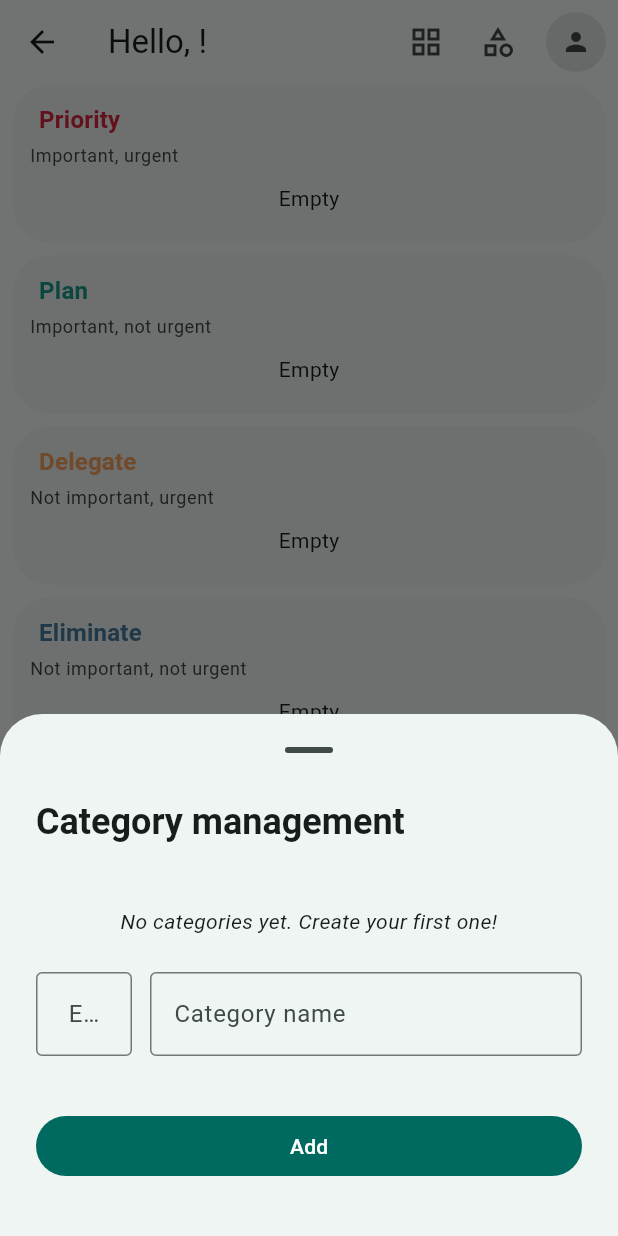
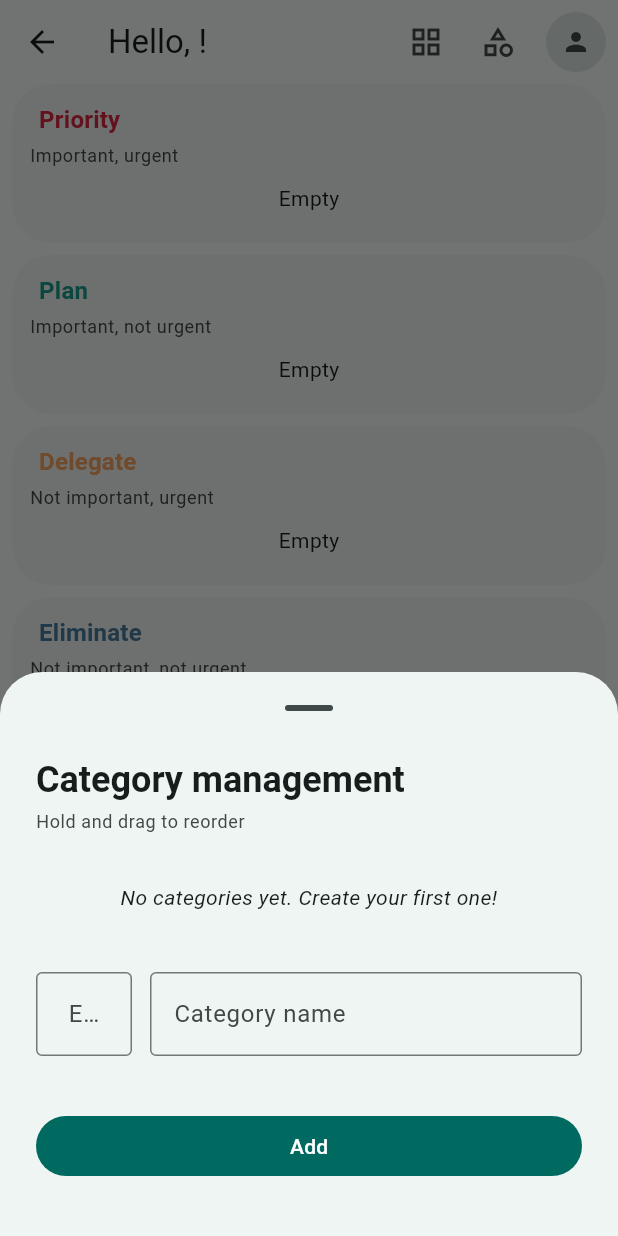
Before and after one commit to thomasborgogno/iketasks, a Flutter app: the MatrixPage screen opened directly, after a tap on the "view agenda" icon, after a tap on the "category" icon, on a phone screen of 412 x 824 dp. Run offline on Flutter 3.47's test engine with Material 3 defaults, Android fonts, the phone set to English and light mode, and no system bars; drawn by our look-alikes of dynamic_color; our stand-ins replace cloud_firestore, connectivity_plus, equatable, firebase_auth, firebase_core, flutter_bloc and 3 more; missing offline and left inert: googleapis, home_widget; accounts and stored records are empty; generated files the repository leaves out were written again; Roboto replaces fonts that are missing (GoogleSansFlex).

Commit message:
feat: Implement category reordering and multi-select task filtering

```diff
--- a/lib/features/categories/domain/task_category.dart
+++ b/lib/features/categories/domain/task_category.dart
@@ -8,6 +8,7 @@ class TaskCategory extends Equatable {
     required this.createdAt,
     required this.updatedAt,
     this.emoji,
+    this.order = 0,
   });
 
   final String id;
@@ -15,11 +16,31 @@ class TaskCategory extends Equatable {
   final String? emoji;
   final DateTime createdAt;
   final DateTime updatedAt;
+  final int order;
+
+  TaskCategory copyWith({
+    String? id,
+    String? name,
+    String? emoji,
+    DateTime? createdAt,
+    DateTime? updatedAt,
+    int? order,
+  }) {
+    return TaskCategory(
+      id: id ?? this.id,
+      name: name ?? this.name,
+      emoji: emoji ?? this.emoji,
+      createdAt: createdAt ?? this.createdAt,
+      updatedAt: updatedAt ?? this.updatedAt,
+      order: order ?? this.order,
+    );
+  }
 
   Map<String, dynamic> toMap() {
     return {
       'name': name,
       if (emoji != null) 'emoji': emoji,
+      'order': order,
       'createdAt': Timestamp.fromDate(createdAt),
       'updatedAt': Timestamp.fromDate(updatedAt),
     };
@@ -31,6 +52,7 @@ class TaskCategory extends Equatable {
       id: doc.id,
       name: (data['name'] as String?) ?? '',
       emoji: data['emoji'] as String?,
+      order: (data['order'] as int?) ?? 0,
       createdAt: ((data['createdAt'] as Timestamp?) ?? Timestamp.now())
           .toDate(),
       updatedAt: ((data['updatedAt'] as Timestamp?) ?? Timestamp.now())
@@ -39,5 +61,5 @@ class TaskCategory extends Equatable {
   }
 
   @override
-  List<Object?> get props => [id, name, emoji, createdAt, updatedAt];
+  List<Object?> get props => [id, name, emoji, order, createdAt, updatedAt];
 }
--- a/lib/features/tasks/presentation/matrix_page.dart
+++ b/lib/features/tasks/presentation/matrix_page.dart
@@ -54,8 +54,10 @@ class MatrixPage extends StatefulWidget {
 
 class _MatrixPageState extends State<MatrixPage> {
   static const _taskInputModePrefKey = 'task_input_mode';
+  static const _selectedCategoryIdsPrefKey = 'selected_category_ids';
+  static const _layoutModePrefKey = 'layout_mode';
 
-  String? _selectedCategoryId;
+  Set<String> _selectedCategoryIds = {};
   bool _showPostponed = false;
   _LayoutMode _layoutMode = _LayoutMode.grid;
   _TaskInputMode _taskInputMode = _TaskInputMode.quadrantOnly;
@@ -84,6 +86,8 @@ class _MatrixPageState extends State<MatrixPage> {
           });
     });
     unawaited(_loadTaskInputMode());
+    unawaited(_loadSelectedCategories());
+    unawaited(_loadLayoutMode());
   }
 
   Future<void> _loadTaskInputMode() async {
@@ -102,6 +106,32 @@ class _MatrixPageState extends State<MatrixPage> {
     await prefs.setString(_taskInputModePrefKey, mode.name);
   }
 
+  Future<void> _loadSelectedCategories() async {
+    final prefs = await SharedPreferences.getInstance();
+    final ids = prefs.getStringList(_selectedCategoryIdsPrefKey);
+    if (!mounted) return;
+    setState(() => _selectedCategoryIds = Set<String>.from(ids ?? []));
+  }
+
+  Future<void> _saveSelectedCategories() async {
+    final prefs = await SharedPreferences.getInstance();
+    await prefs.setStringList(
+      _selectedCategoryIdsPrefKey,
+      _selectedCategoryIds.toList(),
+    );
+  }
+
+  Future<void> _loadLayoutMode() async {
+    final prefs = await SharedPreferences.getInstance();
+    final raw = prefs.getString(_layoutModePrefKey);
+    final mode = _LayoutMode.values.firstWhere(
+      (v) => v.name == raw,
+      orElse: () => _LayoutMode.grid,
+    );
+    if (!mounted) return;
+    setState(() => _layoutMode = mode);
+  }
+
   String _taskInputModeLabel(AppLocalizations l10n, _TaskInputMode mode) {
     switch (mode) {
       case _TaskInputMode.quadrantOnly:
@@ -113,17 +143,26 @@ class _MatrixPageState extends State<MatrixPage> {
     }
   }
 
-  void _setSelectedCategory(String? categoryId) {
+  void _toggleCategorySelection(String categoryId) {
     setState(() {
-      _selectedCategoryId = categoryId;
-      _showPostponed = false;
+      if (_selectedCategoryIds.contains(categoryId)) {
+        _selectedCategoryIds = Set<String>.from(_selectedCategoryIds)
+          ..remove(categoryId);
+      } else {
+        _selectedCategoryIds = Set<String>.from(_selectedCategoryIds)
+          ..add(categoryId);
+        _showPostponed = false;
+      }
     });
+    unawaited(_saveSelectedCategories());
   }
 
   void _toggleShowPostponed() {
     setState(() {
       _showPostponed = !_showPostponed;
-      if (_showPostponed) _selectedCategoryId = null;
+      // Clear selected categories in memory only — not saved to prefs,
+      // so they are restored when toggling postponed off or reopening the app.
+      if (_showPostponed) _selectedCategoryIds = {};
     });
   }
 
@@ -133,6 +172,11 @@ class _MatrixPageState extends State<MatrixPage> {
           ? _LayoutMode.stacked
           : _LayoutMode.grid;
     });
+    unawaited(
+      SharedPreferences.getInstance().then(
+        (prefs) => prefs.setString(_layoutModePrefKey, _layoutMode.name),
+      ),
+    );
   }
 
   User? _getUser() {
@@ -454,10 +498,11 @@ class _MatrixPageState extends State<MatrixPage> {
                           Padding(
                             padding: const EdgeInsets.only(right: 8),
                             child: FilterChip(
-                              selected: _selectedCategoryId == category.id,
-                              onSelected: (isSelected) => _setSelectedCategory(
-                                isSelected ? category.id : null,
+                              selected: _selectedCategoryIds.contains(
+                                category.id,
                               ),
+                              onSelected: (_) =>
+                                  _toggleCategorySelection(category.id),
                               label: Text(
                                 category.emoji != null &&
                                         category.emoji!.isNotEmpty
@@ -485,12 +530,10 @@ class _MatrixPageState extends State<MatrixPage> {
           Expanded(
             child: BlocBuilder<CategoryCubit, CategoryState>(
               builder: (context, categoryState) {
-                final categoryEmojiMap = _selectedCategoryId == null
-                    ? {
-                        for (final c in categoryState.categories)
-                          c.id: c.emoji ?? '',
-                      }
-                    : null;
+                final categoryEmojiMap = {
+                  for (final c in categoryState.categories)
+                    c.id: c.emoji ?? '',
+                };
                 return BlocBuilder<TaskCubit, TaskState>(
                   builder: (context, state) {
                     if (state.status == TaskStatus.loading ||
@@ -506,10 +549,14 @@ class _MatrixPageState extends State<MatrixPage> {
 
                     final filtered = _showPostponed
                         ? state.postponedTasks
-                        : _selectedCategoryId == null
+                        : _selectedCategoryIds.isEmpty
                         ? state.tasks
                         : state.tasks
-                              .where((t) => t.categoryId == _selectedCategoryId)
+                              .where(
+                                (t) => _selectedCategoryIds.contains(
+                                  t.categoryId,
+                                ),
+                              )
                               .toList();
 
                     final grid = _layoutMode == _LayoutMode.grid
--- a/lib/features/tasks/presentation/settings_widgets.dart
+++ b/lib/features/tasks/presentation/settings_widgets.dart
@@ -234,7 +234,14 @@ class _CategoryManagerModalState extends State<_CategoryManagerModal> {
             fontWeight: FontWeight.bold,
           ),
         ),
-        const SizedBox(height: 24),
+        const SizedBox(height: 4),
+        Text(
+          l10n.dragToReorder,
+          style: theme.textTheme.bodySmall?.copyWith(
+            color: theme.colorScheme.onSurfaceVariant,
+          ),
+        ),
+        const SizedBox(height: 16),
         ConstrainedBox(
           constraints: const BoxConstraints(maxHeight: 300),
           child: BlocBuilder<CategoryCubit, CategoryState>(
@@ -251,22 +258,42 @@ class _CategoryManagerModalState extends State<_CategoryManagerModal> {
                   ),
                 );
               }
-              return ListView.builder(
+              return ReorderableListView.builder(
                 shrinkWrap: true,
+                onReorder: (oldIndex, newIndex) {
+                  if (newIndex > oldIndex) newIndex--;
+                  final updated = List<TaskCategory>.from(state.categories);
+                  final item = updated.removeAt(oldIndex);
+                  updated.insert(newIndex, item);
+                  context.read<CategoryCubit>().reorderCategories(updated);
+                },
                 itemCount: state.categories.length,
                 itemBuilder: (context, index) {
                   final category = state.categories[index];
                   return ListTile(
+                    key: ValueKey(category.id),
                     dense: true,
-                    leading:
-                        category.emoji != null && category.emoji!.isNotEmpty
-                        ? Text(
+                    leading: Row(
+                      mainAxisSize: MainAxisSize.min,
+                      children: [
+                        ReorderableDragStartListener(
+                          index: index,
+                          child: Icon(
+                            Icons.drag_handle,
+                            color: theme.colorScheme.onSurfaceVariant,
+                          ),
+                        ),
+                        if (category.emoji != null &&
+                            category.emoji!.isNotEmpty) ...[
+                          const SizedBox(width: 8),
+                          Text(
                             category.emoji!,
                             style: const TextStyle(fontSize: 20),
-                          )
-                        : null,
+                          ),
+                        ],
+                      ],
+                    ),
                     title: Text(category.name),
-                    trailing: const Icon(Icons.chevron_right),
                     onTap: () => _startEdit(category),
                   );
                 },
@@ -275,7 +302,7 @@ class _CategoryManagerModalState extends State<_CategoryManagerModal> {
           ),
         ),
 
-        const SizedBox(height: 8),
+        const SizedBox(height: 24),
         Row(
           crossAxisAlignment: CrossAxisAlignment.end,
           children: [
--- a/lib/l10n/app_ar.arb
+++ b/lib/l10n/app_ar.arb
@@ -48,6 +48,7 @@
   "completedOn": "اكتمل في {date}",
   "categories": "الفئات",
   "categoryManagement": "إدارة الفئات",
+  "dragToReorder": "اضغط مطولاً واسحب لإعادة الترتيب",
   "emoji": "رمز تعبيري",
   "categoryName": "اسم الفئة",
   "add": "إضافة",
--- a/lib/l10n/app_de.arb
+++ b/lib/l10n/app_de.arb
@@ -48,6 +48,7 @@
   "completedOn": "Erledigt am {date}",
   "categories": "Kategorien",
   "categoryManagement": "Kategorienverwaltung",
+  "dragToReorder": "Halten und ziehen zum Neuanordnen",
   "emoji": "Emoji",
   "categoryName": "Kategoriename",
   "add": "Hinzufügen",
--- a/lib/l10n/app_en.arb
+++ b/lib/l10n/app_en.arb
@@ -69,6 +69,7 @@
   },
   "categories": "Categories",
   "categoryManagement": "Category management",
+  "dragToReorder": "Hold and drag to reorder",
   "emoji": "Emoji",
   "categoryName": "Category name",
   "add": "Add",
--- a/lib/l10n/app_es.arb
+++ b/lib/l10n/app_es.arb
@@ -48,6 +48,7 @@
   "completedOn": "Completada el {date}",
   "categories": "Categorías",
   "categoryManagement": "Gestión de categorías",
+  "dragToReorder": "Mantén pulsado y arrastra para reordenar",
   "emoji": "Emoji",
   "categoryName": "Nombre de la categoría",
   "add": "Agregar",
--- a/lib/l10n/app_fr.arb
+++ b/lib/l10n/app_fr.arb
@@ -48,6 +48,7 @@
   "completedOn": "Terminée le {date}",
   "categories": "Catégories",
   "categoryManagement": "Gestion des catégories",
+  "dragToReorder": "Maintenir et glisser pour réorganiser",
   "emoji": "Emoji",
   "categoryName": "Nom de la catégorie",
   "add": "Ajouter",
--- a/lib/l10n/app_it.arb
+++ b/lib/l10n/app_it.arb
@@ -48,6 +48,7 @@
   "completedOn": "Completata il {date}",
   "categories": "Categorie",
   "categoryManagement": "Gestione categorie",
+  "dragToReorder": "Tieni premuto e trascina per riordinare",
   "emoji": "Emoji",
   "categoryName": "Nome categoria",
   "add": "Aggiungi",
--- a/lib/l10n/app_ja.arb
+++ b/lib/l10n/app_ja.arb
@@ -48,6 +48,7 @@
   "completedOn": "{date} に完了",
   "categories": "カテゴリ",
   "categoryManagement": "カテゴリ管理",
+  "dragToReorder": "長押しして並べ替え",
   "emoji": "絵文字",
   "categoryName": "カテゴリ名",
   "add": "追加",
--- a/lib/l10n/app_pt.arb
+++ b/lib/l10n/app_pt.arb
@@ -48,6 +48,7 @@
   "completedOn": "Concluída em {date}",
   "categories": "Categorias",
   "categoryManagement": "Gerenciamento de categorias",
+  "dragToReorder": "Segure e arraste para reordenar",
   "emoji": "Emoji",
   "categoryName": "Nome da categoria",
   "add": "Adicionar",
--- a/lib/l10n/app_ru.arb
+++ b/lib/l10n/app_ru.arb
@@ -48,6 +48,7 @@
   "completedOn": "Завершено {date}",
   "categories": "Категории",
   "categoryManagement": "Управление категориями",
+  "dragToReorder": "Удерживайте и перетащите для изменения порядка",
   "emoji": "Эмодзи",
   "categoryName": "Название категории",
   "add": "Добавить",
--- a/lib/l10n/app_zh.arb
+++ b/lib/l10n/app_zh.arb
@@ -48,6 +48,7 @@
   "completedOn": "完成于 {date}",
   "categories": "类别",
   "categoryManagement": "类别管理",
+  "dragToReorder": "长按并拖动以重新排序",
   "emoji": "表情符号",
   "categoryName": "类别名称",
   "add": "添加",
```
Also changed, not shown: lib/features/categories/data/category_repository.dart (+22 -1 lines), lib/features/categories/presentation/category_cubit.dart (+8 -1 lines).
